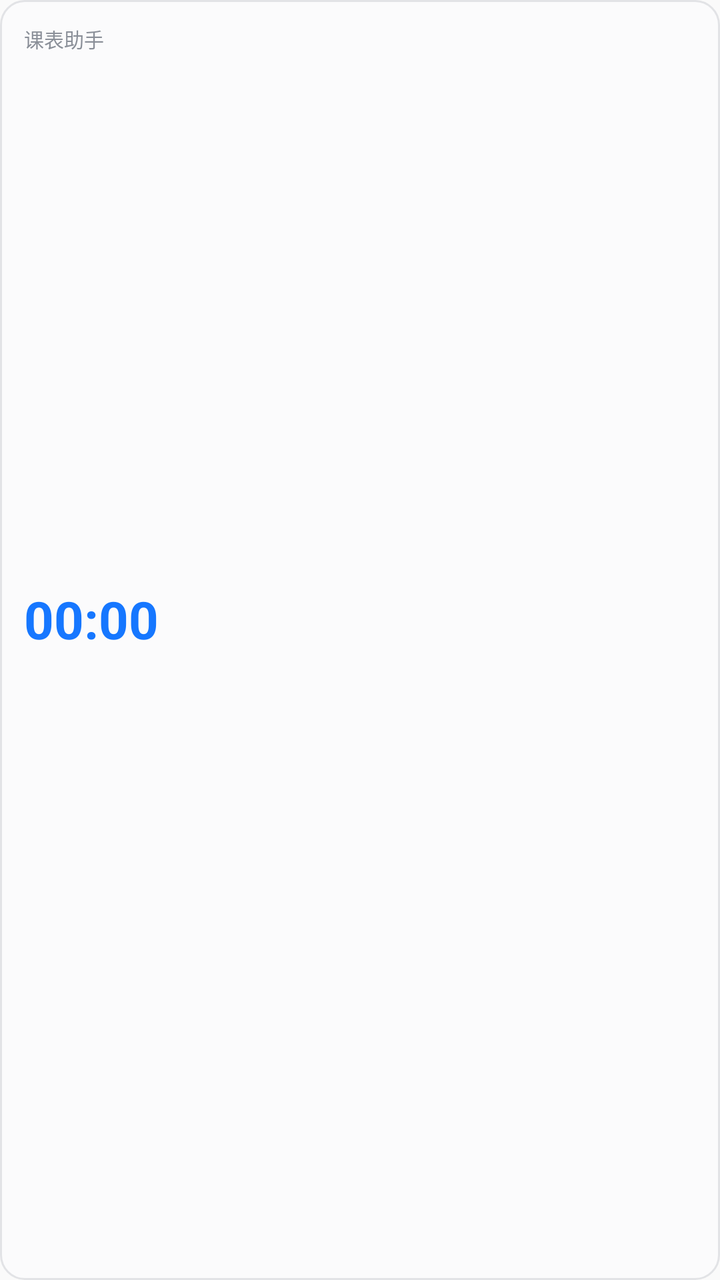
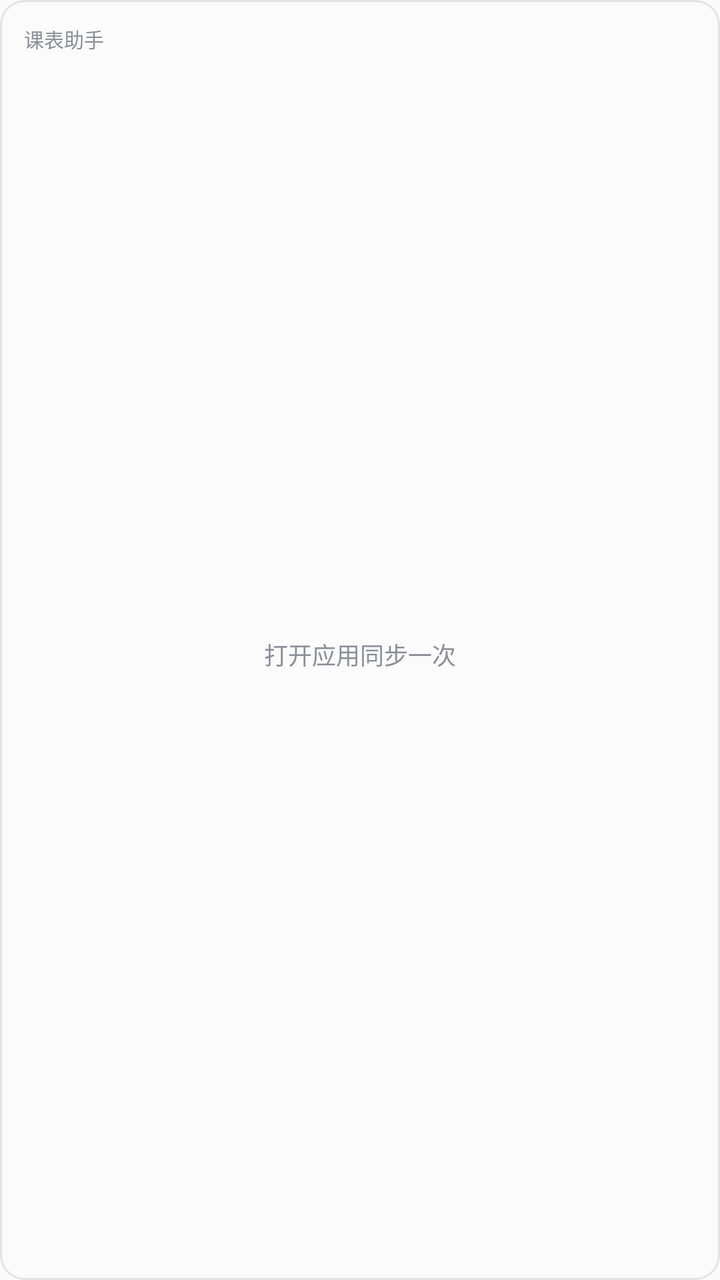

Before-and-after screenshots of an Android layout around one commit, followed by the original layout XML and the change that was made.
<!-- AndroidManifest.xml: application theme AppTheme -->
<!-- res/layout/widget_next.xml -->
<?xml version="1.0" encoding="utf-8"?>
<LinearLayout xmlns:android="http://schemas.android.com/apk/res/android"
    android:id="@+id/widget_root"
    android:layout_width="match_parent"
    android:layout_height="match_parent"
    android:orientation="vertical"
    android:background="@drawable/widget_bg"
    android:padding="12dp">

    <TextView
        android:id="@+id/widget_term"
        android:layout_width="match_parent"
        android:layout_height="wrap_content"
        android:singleLine="true"
        android:ellipsize="end"
        android:textSize="10sp"
        android:textColor="#8A8F98"
        android:text="课表助手" />

    <TextView
        android:id="@+id/widget_empty"
        android:layout_width="match_parent"
        android:layout_height="0dp"
        android:layout_weight="1"
        android:gravity="center"
        android:textSize="12sp"
        android:textColor="#8A8F98"
        android:visibility="gone"
        android:text="接下来没有课" />

    <LinearLayout
        android:id="@+id/widget_body"
        android:layout_width="match_parent"
        android:layout_height="0dp"
        android:layout_weight="1"
        android:orientation="vertical"
        android:gravity="center_vertical">

        <Chronometer
            android:id="@+id/widget_count"
            android:layout_width="wrap_content"
            android:layout_height="wrap_content"
            android:textSize="26sp"
            android:textStyle="bold"
            android:textColor="#1677FF"
            android:format="%s" />

        <TextView
            android:id="@+id/widget_when"
            android:layout_width="wrap_content"
            android:layout_height="wrap_content"
            android:textSize="11sp"
            android:textColor="#8A8F98"
            android:visibility="gone" />

        <TextView
            android:id="@+id/widget_course"
            android:layout_width="match_parent"
            android:layout_height="wrap_content"
            android:layout_marginTop="2dp"
            android:singleLine="true"
            android:ellipsize="end"
            android:textSize="14sp"
            android:textStyle="bold"
            android:textColor="#1D2129" />

        <TextView
            android:id="@+id/widget_where"
            android:layout_width="match_parent"
            android:layout_height="wrap_content"
            android:singleLine="true"
            android:ellipsize="end"
            android:textSize="11sp"
            android:textColor="#8A8F98" />
    </LinearLayout>
</LinearLayout>
<!-- resources referenced by this layout -->
<resources>
  <!-- drawable widget_bg (drawable) -->
  <?xml version="1.0" encoding="utf-8"?>
  <shape xmlns:android="http://schemas.android.com/apk/res/android"
      android:shape="rectangle">
      <solid android:color="#FBFBFC" />
      <stroke android:width="1dp" android:color="#E2E3E6" />
      <corners android:radius="12dp" />
  </shape>
  <style name="AppTheme" parent="Theme.AppCompat.Light.DarkActionBar">
          
          <item name="colorPrimary">@color/colorPrimary</item>
          <item name="colorPrimaryDark">@color/colorPrimaryDark</item>
          <item name="colorAccent">@color/colorAccent</item>
      </style>
</resources>

<!-- the commit's change to res/layout/widget_next.xml (unified diff, before → after) -->
@@ -25,8 +25,7 @@
         android:gravity="center"
         android:textSize="12sp"
         android:textColor="#8A8F98"
-        android:visibility="gone"
-        android:text="接下来没有课" />
+        android:text="打开应用同步一次" />
 
     <LinearLayout
         android:id="@+id/widget_body"
@@ -34,7 +33,8 @@
         android:layout_height="0dp"
         android:layout_weight="1"
         android:orientation="vertical"
-        android:gravity="center_vertical">
+        android:gravity="center_vertical"
+        android:visibility="gone">
 
         <Chronometer
             android:id="@+id/widget_count"
@@ -44,14 +44,6 @@
             android:textStyle="bold"
             android:textColor="#1677FF"
             android:format="%s" />
-
-        <TextView
-            android:id="@+id/widget_when"
-            android:layout_width="wrap_content"
-            android:layout_height="wrap_content"
-            android:textSize="11sp"
-            android:textColor="#8A8F98"
-            android:visibility="gone" />
 
         <TextView
             android:id="@+id/widget_course"
@@ -73,4 +65,77 @@
             android:textSize="11sp"
             android:textColor="#8A8F98" />
     </LinearLayout>
+
+    
+    <LinearLayout
+        android:id="@+id/widget_extras"
+        android:layout_width="match_parent"
+        android:layout_height="wrap_content"
+        android:orientation="vertical"
+        android:paddingTop="4dp"
+        android:visibility="gone">
+
+        <View
+            android:layout_width="match_parent"
+            android:layout_height="1dp"
+            android:background="#1A000000" />
+
+        <LinearLayout
+            android:id="@+id/widget_x1_box"
+            android:layout_width="match_parent"
+            android:layout_height="wrap_content"
+            android:orientation="horizontal"
+            android:gravity="center_vertical"
+            android:paddingTop="3dp"
+            android:paddingBottom="3dp">
+
+            <TextView
+                android:id="@+id/widget_x1_time"
+                android:layout_width="42dp"
+                android:layout_height="wrap_content"
+                android:singleLine="true"
+                android:textSize="11sp"
+                android:textStyle="bold"
+                android:textColor="#1677FF" />
+
+            <TextView
+                android:id="@+id/widget_x1_title"
+                android:layout_width="0dp"
+                android:layout_height="wrap_content"
+                android:layout_weight="1"
+                android:singleLine="true"
+                android:ellipsize="end"
+                android:textSize="12sp"
+                android:textColor="#1D2129" />
+        </LinearLayout>
+
+        <LinearLayout
+            android:id="@+id/widget_x2_box"
+            android:layout_width="match_parent"
+            android:layout_height="wrap_content"
+            android:orientation="horizontal"
+            android:gravity="center_vertical"
+            android:paddingTop="3dp"
+            android:paddingBottom="3dp">
+
+            <TextView
+                android:id="@+id/widget_x2_time"
+                android:layout_width="42dp"
+                android:layout_height="wrap_content"
+                android:singleLine="true"
+                android:textSize="11sp"
+                android:textStyle="bold"
+                android:textColor="#1677FF" />
+
+            <TextView
+                android:id="@+id/widget_x2_title"
+                android:layout_width="0dp"
+                android:layout_height="wrap_content"
+                android:layout_weight="1"
+                android:singleLine="true"
+                android:ellipsize="end"
+                android:textSize="12sp"
+                android:textColor="#1D2129" />
+        </LinearLayout>
+    </LinearLayout>
 </LinearLayout>
